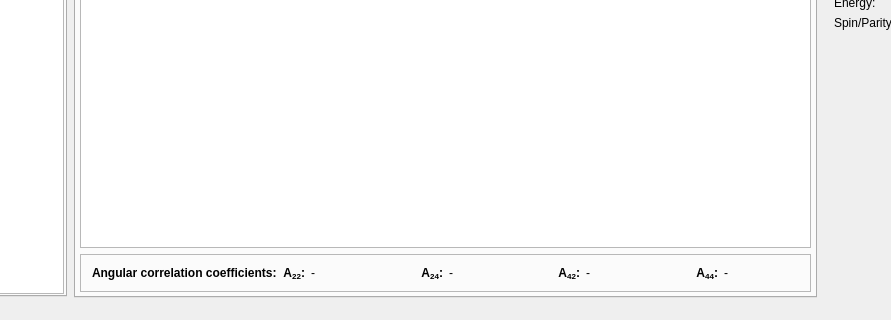
The window that trunk/Nuclei.ui (ferdymercury/nuclei) describes before a commit, drawn with Qt 5; both pictures show x 196 to 1087 and y 564 to 884 of the 1200 by 884 pixel window.
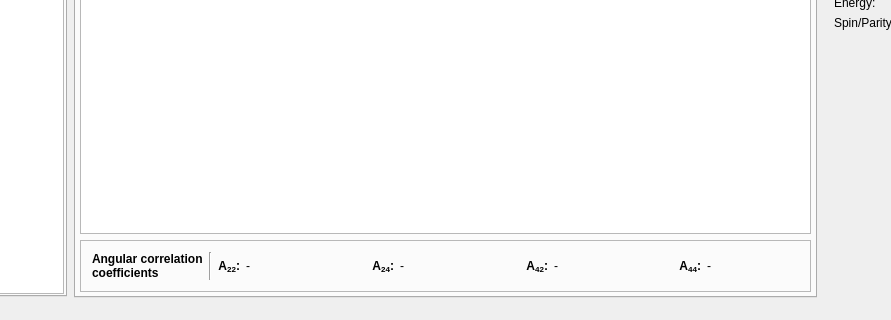
The same window after the commit. Icons and pictures are not drawn. Custom widgets are drawn as their Qt base class.

The edit to the form file:
```diff
--- a/trunk/Nuclei.ui
+++ b/trunk/Nuclei.ui
@@ -66,7 +66,17 @@
               </font>
              </property>
              <property name="text">
-              <string>Angular correlation coefficients:</string>
+              <string>Angular correlation coefficients</string>
+             </property>
+             <property name="wordWrap">
+              <bool>true</bool>
+             </property>
+            </widget>
+           </item>
+           <item>
+            <widget class="Line" name="line">
+             <property name="orientation">
+              <enum>Qt::Vertical</enum>
              </property>
             </widget>
            </item>
```
